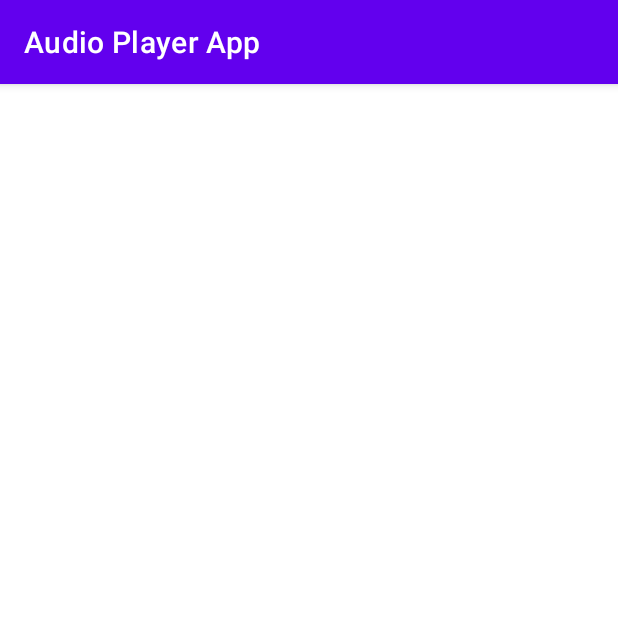
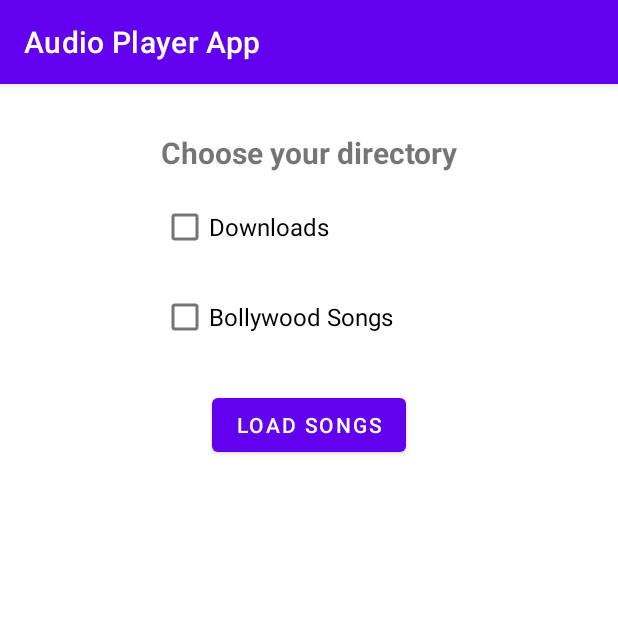
Before and after one commit to SnehanjanChatterjee/Audio-Player-App, an Android app: the screen it shows after launch (MainActivity), on a phone screen of 412 x 824 dp, the top half of it. Run offline under Robolectric (Android 15) with nearby library versions, the phone set to English and light mode, and no system bars; libraries missing offline, so code that uses them is left out: com.karumi.dexter; 1 statement that could not run was skipped.

Commit message:
Added checkboxes to choose directory and load songs from. If song doesn't exist the listView is cleared and toast shown

```diff
--- a/app/src/main/java/com/example/audioplayerapp/MainActivity.java
+++ b/app/src/main/java/com/example/audioplayerapp/MainActivity.java
@@ -11,6 +11,9 @@ import android.util.Log;
 import android.view.View;
 import android.widget.AdapterView;
 import android.widget.ArrayAdapter;
+import android.widget.Button;
+import android.widget.CheckBox;
+import android.widget.CompoundButton;
 import android.widget.ListView;
 import android.widget.Toast;
 
@@ -25,6 +28,11 @@ import java.io.File;
 import java.util.ArrayList;
 
 public class MainActivity extends AppCompatActivity {
+    // CheckBox checkBoxRoot;
+    CheckBox checkBoxDownload, checkBoxBollywood;
+    final String DOWNLOAD = "Download";
+    final String BOLLYWOOD = "Bollywood Songs";
+    Button btn;
     private ListView listView;
     File rootDirectory, customDirectory;
     ArrayList<File> songsList;
@@ -42,9 +50,39 @@ public class MainActivity extends AppCompatActivity {
         super.onCreate(savedInstanceState);
         setContentView(R.layout.activity_main);
 
-        listView = findViewById(R.id.listView);
+        this.listView = findViewById(R.id.listView);
+        this.checkBoxDownload = findViewById(R.id.checkBox);
+        this.checkBoxBollywood = findViewById(R.id.checkBox2);
+        this.btn = findViewById(R.id.button);
 
         this.requestUserStorageAccess();
+
+        this.checkBoxDownload.setOnCheckedChangeListener(new CompoundButton.OnCheckedChangeListener() {
+            @Override
+            public void onCheckedChanged(CompoundButton compoundButton, boolean b) {
+                if(checkBoxDownload.isChecked()) {
+                    checkBoxBollywood.setChecked(false);
+                }
+            }
+        });
+
+        this.checkBoxBollywood.setOnCheckedChangeListener(new CompoundButton.OnCheckedChangeListener() {
+            @Override
+            public void onCheckedChanged(CompoundButton compoundButton, boolean b) {
+                if(checkBoxBollywood.isChecked()) {
+                    checkBoxDownload.setChecked(false);
+                }
+            }
+        });
+
+        this.btn.setOnClickListener(new View.OnClickListener() {
+            @Override
+            public void onClick(View view) {
+                if (checkBoxBollywood.isChecked() || checkBoxDownload.isChecked()) {
+                    readSongsFromExtDirectory();
+                }
+            }
+        });
     }
 
     private void requestUserStorageAccess() {
@@ -54,7 +92,9 @@ public class MainActivity extends AppCompatActivity {
                     @Override
                     public void onPermissionGranted(PermissionGrantedResponse permissionGrantedResponse) {
                         // Toast.makeText(MainActivity.this, "Ext. Storage permission given", Toast.LENGTH_SHORT).show();
-                        readSongsFromExtDirectory();
+
+                        // This line would automatically load songs on activity start
+                        // readSongsFromExtDirectory();
                     }
 
                     @Override
@@ -75,16 +115,29 @@ public class MainActivity extends AppCompatActivity {
         Log.d("extStorage", "Dir is: " + Environment.getExternalStorageDirectory());
 
         this.rootDirectory = Environment.getExternalStorageDirectory();
-        this.customDirectory = new File(rootDirectory + "/Bollywood Songs");
+        // this.customDirectory = new File(rootDirectory + "/Bollywood Songs");
+
+        if (this.checkBoxDownload.isChecked()) {
+            this.checkBoxBollywood.setChecked(false);
+            this.customDirectory = new File(rootDirectory + "/" + DOWNLOAD);
+        } else if (this.checkBoxBollywood.isChecked()) {
+            this.checkBoxDownload.setChecked(false);
+            this.customDirectory = new File(rootDirectory + "/" + BOLLYWOOD);
+        }
 
         this.songsList = fetchSongs(customDirectory);
-        this.songNames = new String[songsList.size()];
-        for (int i = 0; i < songsList.size(); i++) {
-            this.songNames[i] = songsList.get(i).getName().replace(".mp3", "");
+
+        if(this.songsList.size() == 0) {
+            listView.setAdapter(null);
+            Toast.makeText(this, "No songs available", Toast.LENGTH_SHORT).show();
+        } else {
+            this.songNames = new String[songsList.size()];
+            for (int i = 0; i < songsList.size(); i++) {
+                this.songNames[i] = songsList.get(i).getName().replace(".mp3", "");
+            }
+            displaySongs();
+            setEventsOnListItem();
         }
-
-        displaySongs();
-        setEventsOnListItem();
     }
 
 
--- a/app/src/main/res/layout/activity_main.xml
+++ b/app/src/main/res/layout/activity_main.xml
@@ -8,16 +8,55 @@
 
     <ListView
         android:id="@+id/listView"
-        android:layout_width="0dp"
-        android:layout_height="0dp"
-        android:layout_marginStart="1dp"
-        android:layout_marginLeft="1dp"
-        android:layout_marginTop="1dp"
-        android:layout_marginEnd="1dp"
-        android:layout_marginRight="1dp"
-        android:layout_marginBottom="1dp"
+        android:layout_width="410dp"
+        android:layout_height="448dp"
         app:layout_constraintBottom_toBottomOf="parent"
+        app:layout_constraintEnd_toEndOf="parent"
+        app:layout_constraintHorizontal_bias="0.0"
+        app:layout_constraintStart_toStartOf="parent"
+        app:layout_constraintTop_toBottomOf="@+id/button"
+        app:layout_constraintVertical_bias="1.0" />
+
+    <TextView
+        android:id="@+id/chooseDirectory"
+        android:layout_width="wrap_content"
+        android:layout_height="wrap_content"
+        android:layout_marginTop="32dp"
+        android:gravity="center_horizontal|center_vertical"
+        android:text="Choose your directory"
+        android:textSize="20sp"
+        android:textStyle="bold"
         app:layout_constraintEnd_toEndOf="parent"
         app:layout_constraintStart_toStartOf="parent"
         app:layout_constraintTop_toTopOf="parent" />
+
+    <CheckBox
+        android:id="@+id/checkBox"
+        android:layout_width="wrap_content"
+        android:layout_height="wrap_content"
+        android:layout_marginTop="12dp"
+        android:text="Downloads"
+        android:textSize="16sp"
+        app:layout_constraintStart_toStartOf="@+id/chooseDirectory"
+        app:layout_constraintTop_toBottomOf="@+id/chooseDirectory" />
+
+    <CheckBox
+        android:id="@+id/checkBox2"
+        android:layout_width="wrap_content"
+        android:layout_height="wrap_content"
+        android:layout_marginTop="12dp"
+        android:text="Bollywood Songs"
+        android:textSize="16sp"
+        app:layout_constraintStart_toStartOf="@+id/checkBox"
+        app:layout_constraintTop_toBottomOf="@+id/checkBox" />
+
+    <Button
+        android:id="@+id/button"
+        android:layout_width="wrap_content"
+        android:layout_height="wrap_content"
+        android:layout_marginTop="144dp"
+        android:text="Load Songs"
+        app:layout_constraintEnd_toEndOf="parent"
+        app:layout_constraintStart_toStartOf="parent"
+        app:layout_constraintTop_toBottomOf="@+id/chooseDirectory" />
 </androidx.constraintlayout.widget.ConstraintLayout>
```
Also changed, not shown: app/src/main/res/layout/activity_play_song.xml (+5 -5 lines).
